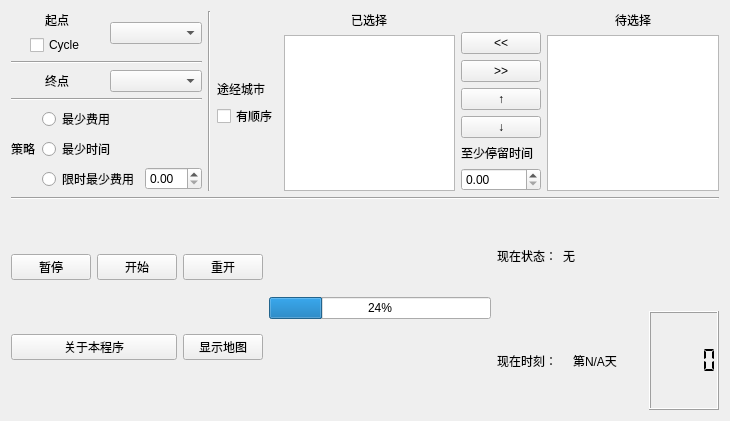
Qt form widget.ui (Shantom/Travel) before a commit.
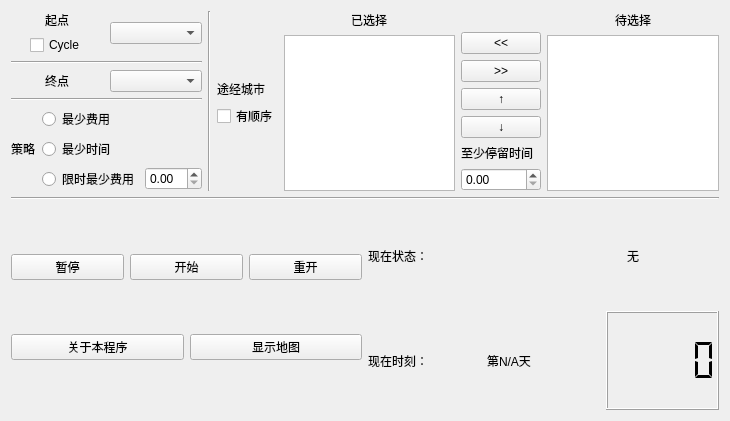
The same form after that commit.

Commit message: bug 修复 加入了日志功能

Patch:
```diff
--- a/widget.ui
+++ b/widget.ui
@@ -29,7 +29,7 @@
          <item>
           <widget class="QPushButton" name="pushButtonPause">
            <property name="sizePolicy">
-            <sizepolicy hsizetype="Fixed" vsizetype="Fixed">
+            <sizepolicy hsizetype="Minimum" vsizetype="Fixed">
              <horstretch>0</horstretch>
              <verstretch>0</verstretch>
             </sizepolicy>
@@ -42,7 +42,7 @@
          <item>
           <widget class="QPushButton" name="pushButtonStart">
            <property name="sizePolicy">
-            <sizepolicy hsizetype="Fixed" vsizetype="Fixed">
+            <sizepolicy hsizetype="Minimum" vsizetype="Fixed">
              <horstretch>0</horstretch>
              <verstretch>0</verstretch>
             </sizepolicy>
@@ -55,7 +55,7 @@
          <item>
           <widget class="QPushButton" name="pushButtonRestart">
            <property name="sizePolicy">
-            <sizepolicy hsizetype="Fixed" vsizetype="Fixed">
+            <sizepolicy hsizetype="Minimum" vsizetype="Fixed">
              <horstretch>0</horstretch>
              <verstretch>0</verstretch>
             </sizepolicy>
@@ -71,6 +71,12 @@
         <layout class="QHBoxLayout" name="horizontalLayout_8">
          <item>
           <widget class="QPushButton" name="pushButtonAbout">
+           <property name="sizePolicy">
+            <sizepolicy hsizetype="Preferred" vsizetype="Fixed">
+             <horstretch>0</horstretch>
+             <verstretch>0</verstretch>
+            </sizepolicy>
+           </property>
            <property name="text">
             <string>关于本程序</string>
            </property>
@@ -79,7 +85,7 @@
          <item>
           <widget class="QPushButton" name="pushButtonShowMap">
            <property name="sizePolicy">
-            <sizepolicy hsizetype="Fixed" vsizetype="Fixed">
+            <sizepolicy hsizetype="Minimum" vsizetype="Fixed">
              <horstretch>0</horstretch>
              <verstretch>0</verstretch>
             </sizepolicy>
@@ -98,13 +104,6 @@
        <property name="sizeConstraint">
         <enum>QLayout::SetDefaultConstraint</enum>
        </property>
-       <item>
-        <widget class="QProgressBar" name="progressBar">
-         <property name="value">
-          <number>24</number>
-         </property>
-        </widget>
-       </item>
        <item>
         <layout class="QVBoxLayout" name="verticalLayout_3">
          <item>
@@ -116,7 +115,7 @@
              </property>
             </widget>
            </item>
-           <item>
+           <item alignment="Qt::AlignHCenter">
             <widget class="QLabel" name="labelCurStatus">
              <property name="sizePolicy">
               <sizepolicy hsizetype="Expanding" vsizetype="Preferred">
```
The commit also changes 2 other files.
